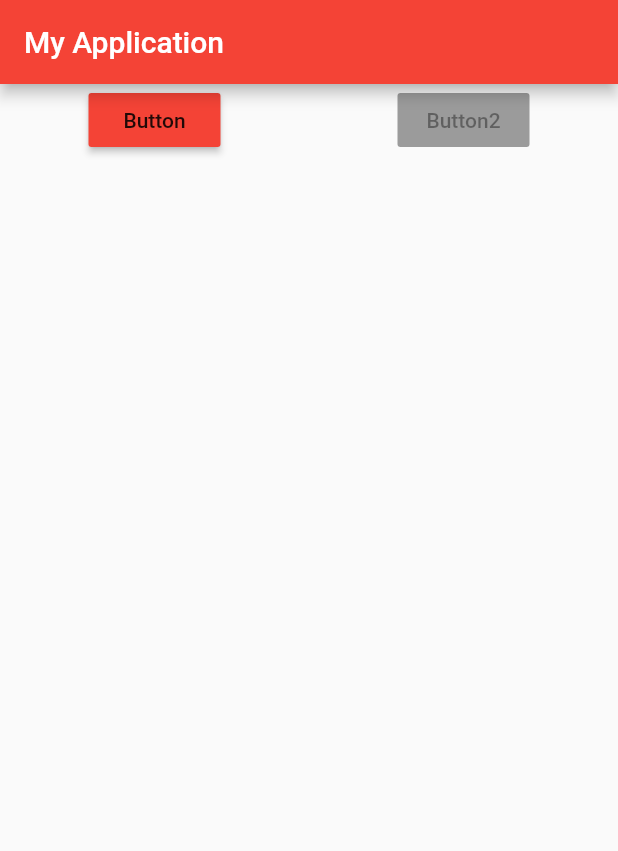
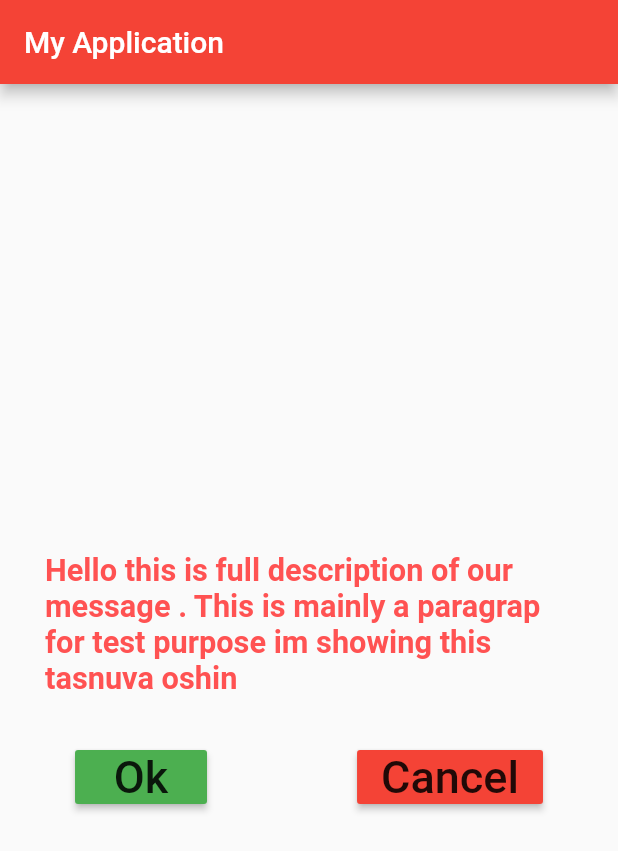
Before and after one commit to TasnuvaOshin/Flutter_Dart_Basic, a Flutter app: the screen it shows after launch, on a phone screen of 412 x 824 dp. Shown: the top 851 px of the screen. Run offline on Flutter 3.47's test engine with Material 2 defaults, Android fonts, the phone set to English and light mode, and no system bars.

Commit message:
row & Collumn both work

```diff
--- a/lib/main.dart
+++ b/lib/main.dart
@@ -29,39 +29,86 @@ void main(){
       ),
       ),
 
-   body: Row(
-     mainAxisAlignment: MainAxisAlignment.spaceAround,
+   body: Center(
+       child: Column(
+
+     mainAxisAlignment: MainAxisAlignment.center,
      crossAxisAlignment: CrossAxisAlignment.center,
-        children: <Widget>[
-          RaisedButton(
-            onPressed: (){},
-            color: Colors.red,
+          children: <Widget>[
 
-            child: Text(
+                 Padding(
+                   padding: const EdgeInsets.all(30.0),
+                   child: Text(
+                      "Hello this is full description of our message . This is mainly a paragrap for test purpose im showing this tasnuva oshin",
+               style: TextStyle(
+                fontSize: 20.5,
+                fontWeight: FontWeight.bold,
+                color: Colors.redAccent,
 
-              "Button"
+               ),
 
+                   ),
+                 ),
 
-            ),
-
-     splashColor: Colors.yellow,
+               Row(
+                 mainAxisAlignment: MainAxisAlignment.spaceAround,
+               children: <Widget>[
 
 
 
-          ),
+                  RaisedButton(
+                    onPressed: (){},
+                    color: Colors.green,
+                child: Text(
+                  "Ok",
+                style: TextStyle(
+
+                  fontSize: 30.0,
+
+                ),
+
+                ),
+
+               ),
+
      RaisedButton(
-            child: Text(
+         onPressed: (){},
+                    color: Colors.red,
+                child: Text(
+                  "Cancel",
+                style: TextStyle(
 
-              "Button2"
-            ),
+                  fontSize: 30.0,
 
-          )
+                ),
+
+                ),
+
+               )
 
 
-        ],
+
+               ],
+
+
+
+               )
+
+
+
+
+
+
+
+
+
+          ],
+
+       ),
 
 
    ),
+
 
     ),
     );
```
